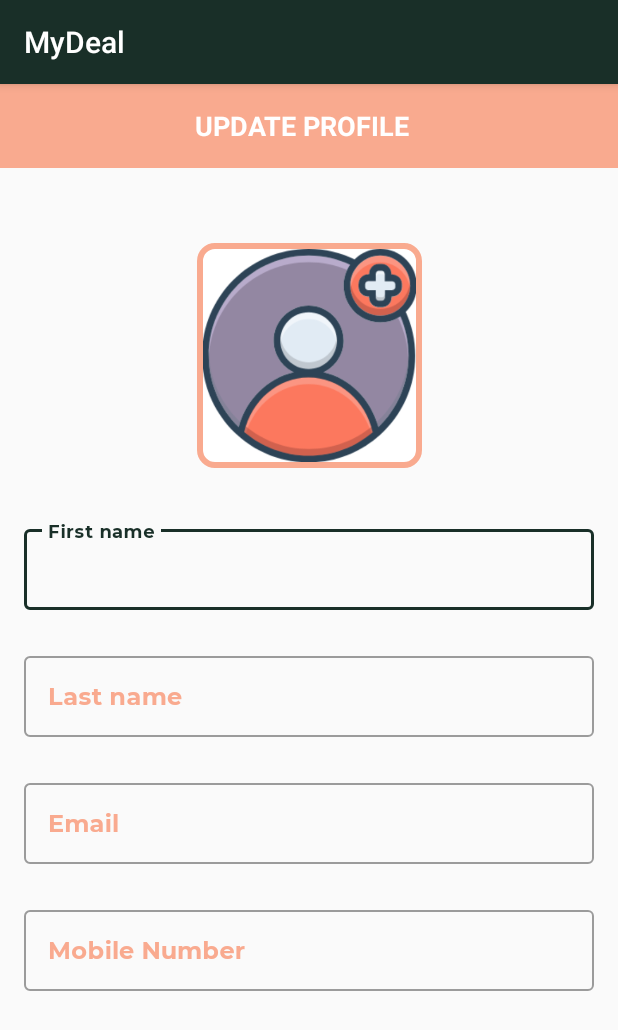
After one commit to ahmedazizou/MyDealAPP, an Android app: the UserProfileActivity screen opened directly, with no data from a screen before it, on a phone screen of 412 x 824 dp. The commit adds this screen. Shown: the top 1030 px of the screen. Run offline under Robolectric (Android 15) with nearby library versions, the phone set to English and light mode, and no system bars.

Commit message:
Make layout for profile edit

```diff
--- /dev/null
+++ b/app/src/main/java/com/example/mydeal/activities/UserProfileActivity.kt
@@ -0,0 +1,12 @@
+package com.example.mydeal.activities
+
+import androidx.appcompat.app.AppCompatActivity
+import android.os.Bundle
+import com.example.mydeal.R
+
+class UserProfileActivity : AppCompatActivity() {
+    override fun onCreate(savedInstanceState: Bundle?) {
+        super.onCreate(savedInstanceState)
+        setContentView(R.layout.activity_user_profile)
+    }
+}
--- /dev/null
+++ b/app/src/main/res/drawable/app_gradient_color_background.xml
@@ -0,0 +1,10 @@
+<?xml version="1.0" encoding="utf-8"?>
+<shape xmlns:android="http://schemas.android.com/apk/res/android"
+        android:shape="rectangle">
+
+    <gradient
+        android:angle="360"
+        android:endColor="@color/colorOrange"
+        android:startColor="@color/colorPrimarySec"
+        android:type="linear" />
+</shape>
--- a/app/src/main/res/drawable/button_background.xml
+++ b/app/src/main/res/drawable/button_background.xml
@@ -7,10 +7,9 @@
 
     <gradient
             android:angle="360"
-            android:endColor="@color/colorThemelight"
-            android:startColor="@color/colorOrange"
+            android:endColor="@color/colorOrange"
+            android:startColor="@color/colorPrimarySec"
             android:type="linear" />
 
     <corners android:radius="@dimen/button_background_radius" />
 </shape>
-        <!--END-->
--- /dev/null
+++ b/app/src/main/res/drawable/user_image_background.xml
@@ -0,0 +1,9 @@
+<?xml version="1.0" encoding="utf-8"?>
+<shape xmlns:android="http://schemas.android.com/apk/res/android"
+android:shape="rectangle">
+    <stroke
+        android:width="@dimen/user_image_background_stroke"
+        android:color="@color/colorPrimarySec"/>
+    <corners android:radius="@dimen/user_image_background_corner_radius"/>
+
+</shape>
--- /dev/null
+++ b/app/src/main/res/layout/activity_user_profile.xml
@@ -0,0 +1,174 @@
+<?xml version="1.0" encoding="utf-8"?>
+<!-- Design the layout for user profile screen.-->
+
+<androidx.constraintlayout.widget.ConstraintLayout
+        xmlns:android="http://schemas.android.com/apk/res/android"
+        xmlns:app="http://schemas.android.com/apk/res-auto"
+        xmlns:tools="http://schemas.android.com/tools"
+        android:layout_width="match_parent"
+        android:layout_height="match_parent"
+        tools:context=".activities.UserProfileActivity">
+
+    <androidx.appcompat.widget.Toolbar
+            android:id="@+id/toolbar_user_profile_activity"
+            android:layout_width="match_parent"
+            android:layout_height="?attr/actionBarSize"
+            android:background="@drawable/app_gradient_color_background"
+            app:layout_constraintEnd_toEndOf="parent"
+            app:layout_constraintStart_toStartOf="parent"
+            app:layout_constraintTop_toTopOf="parent">
+
+        <TextView
+                android:id="@+id/tv_title"
+                android:layout_width="match_parent"
+                android:layout_height="match_parent"
+                android:gravity="center"
+                android:paddingStart="@dimen/toolbar_title_paddingStart"
+                android:paddingEnd="0dp"
+                android:text="@string/title_complete_profile"
+                android:textColor="@color/colorWhite"
+                android:textSize="@dimen/toolbar_title_text_size"
+                android:textStyle="bold" />
+
+    </androidx.appcompat.widget.Toolbar>
+
+    <ScrollView
+            android:layout_width="match_parent"
+            android:layout_height="0dp"
+            android:fillViewport="true"
+            android:scrollbars="none"
+            app:layout_constraintBottom_toBottomOf="parent"
+            app:layout_constraintEnd_toEndOf="parent"
+            app:layout_constraintStart_toStartOf="parent"
+            app:layout_constraintTop_toBottomOf="@id/toolbar_user_profile_activity">
+
+        <androidx.constraintlayout.widget.ConstraintLayout
+                android:layout_width="match_parent"
+                android:layout_height="wrap_content">
+
+            <FrameLayout
+                    android:id="@+id/fl_user_image"
+                    android:layout_width="@dimen/profile_user_image_size"
+                    android:layout_height="@dimen/profile_user_image_size"
+                    android:layout_marginTop="@dimen/profile_user_image_marginTop"
+                    app:layout_constraintEnd_toEndOf="parent"
+                    app:layout_constraintStart_toStartOf="parent"
+                    app:layout_constraintTop_toTopOf="parent">
+
+                <ImageView
+                        android:id="@+id/iv_user_photo"
+                        android:layout_width="match_parent"
+                        android:layout_height="match_parent"
+                        android:layout_margin="@dimen/profile_user_photo_margin"
+                        android:background="@color/colorGrey"
+                        android:contentDescription="@string/content_description"
+                        android:scaleType="fitXY"
+                        android:src="@drawable/profile_pic" />
+
+                <View
+                        android:layout_width="match_parent"
+                        android:layout_height="match_parent"
+                        android:background="@drawable/user_image_background" />
+            </FrameLayout>
+
+            <com.google.android.material.textfield.TextInputLayout
+                    android:id="@+id/til_first_name"
+                    style="@style/Widget.MaterialComponents.TextInputLayout.OutlinedBox"
+                    android:layout_width="match_parent"
+                    android:layout_height="wrap_content"
+                    android:layout_marginStart="16dp"
+                    android:layout_marginTop="35dp"
+                    android:layout_marginEnd="16dp"
+                    android:hint="@string/hint_first_name"
+                    android:textColorHint="@color/colorPrimarySec"
+                    app:layout_constraintEnd_toEndOf="parent"
+                    app:layout_constraintStart_toStartOf="parent"
+                    app:layout_constraintTop_toBottomOf="@id/fl_user_image">
+
+                <com.example.mydeal.utils.MyDealEditText
+
+                        android:id="@+id/et_first_name"
+                        android:layout_width="match_parent"
+                        android:layout_height="wrap_content"
+                        android:inputType="text"
+                        android:padding="@dimen/et_padding"
+                        android:textColor="@color/colorPrimary"
+                        android:textSize="@dimen/et_textSize" />
+            </com.google.android.material.textfield.TextInputLayout>
+
+            <com.google.android.material.textfield.TextInputLayout
+                    android:id="@+id/til_last_name"
+                    style="@style/Widget.MaterialComponents.TextInputLayout.OutlinedBox"
+                    android:layout_width="match_parent"
+                    android:layout_height="wrap_content"
+                    android:layout_marginStart="16dp"
+                    android:layout_marginTop="25dp"
+                    android:layout_marginEnd="16dp"
+                    android:hint="@string/hint_last_name"
+                    android:textColorHint="@color/colorPrimarySec"
+                    app:layout_constraintEnd_toEndOf="parent"
+                    app:layout_constraintStart_toStartOf="parent"
+                    app:layout_constraintTop_toBottomOf="@id/til_first_name">
+
+                <com.example.mydeal.utils.MyDealEditText
+                        android:id="@+id/et_last_name"
+                        android:layout_width="match_parent"
+                        android:layout_height="wrap_content"
+                        android:inputType="text"
+                        android:padding="@dimen/et_padding"
+                        android:textColor="@color/colorPrimary"
+                        android:textSize="@dimen/et_textSize" />
+            </com.google.android.material.textfield.TextInputLayout>
+
+            <com.google.android.material.textfield.TextInputLayout
+                    android:id="@+id/til_email"
+                    style="@style/Widget.MaterialComponents.TextInputLayout.OutlinedBox"
+                    android:layout_width="match_parent"
+                    android:layout_height="wrap_content"
+                    android:layout_marginStart="16dp"
+                    android:layout_marginTop="25dp"
+                    android:layout_marginEnd="16dp"
+                    android:hint="@string/et_hint_email_id"
+                    android:textColorHint="@color/colorPrimarySec"
+                    app:layout_constraintEnd_toEndOf="parent"
+                    app:layout_constraintStart_toStartOf="parent"
+                    app:layout_constraintTop_toBottomOf="@id/til_last_name">
+
+                <com.example.mydeal.utils.MyDealEditText
+                        android:id="@+id/et_email"
+                        android:layout_width="match_parent"
+                        android:layout_height="wrap_content"
+                        android:inputType="textEmailAddress"
+                        android:padding="@dimen/et_padding"
+                        android:textColor="@color/colorPrimary"
+                        android:textSize="@dimen/et_textSize" />
+            </com.google.android.material.textfield.TextInputLayout>
+
+            <com.google.android.material.textfield.TextInputLayout
+                    android:id="@+id/til_mobile_number"
+                    style="@style/Widget.MaterialComponents.TextInputLayout.OutlinedBox"
+                    android:layout_width="match_parent"
+                    android:layout_height="wrap_content"
+                    android:layout_marginStart="16dp"
+                    android:layout_marginTop="25dp"
+                    android:layout_marginEnd="16dp"
+                    android:hint="@string/et_hint_mobile_number"
+                    android:textColorHint="@color/colorPrimarySec"
+                    app:layout_constraintEnd_toEndOf="parent"
+                    app:layout_constraintStart_toStartOf="parent"
+                    app:layout_constraintTop_toBottomOf="@id/til_email">
+
+                <com.example.mydeal.utils.MyDealEditText
+                        android:id="@+id/et_mobile_number"
+                        android:layout_width="match_parent"
+                        android:layout_height="wrap_content"
+                        android:inputType="phone"
+                        android:padding="@dimen/et_padding"
+                        android:textColor="@color/colorPrimary"
+                        android:textSize="@dimen/et_textSize" />
+            </com.google.android.material.textfield.TextInputLayout>
+
+        </androidx.constraintlayout.widget.ConstraintLayout>
+    </ScrollView>
+
+</androidx.constraintlayout.widget.ConstraintLayout>
--- a/app/src/main/res/values/colors.xml
+++ b/app/src/main/res/values/colors.xml
@@ -3,17 +3,13 @@
     <color name="colorPrimary">#192F28</color>
     <color name="colorPrimarySec">#f9aa8f</color>
     <color name="colorAccent">#192F28</color>
-
-
     <color name="colorThemelight">#192F28</color>
     <color name="colorOrange">#f9aa8f</color>
-
-
     <color name="colorBlack">#000000</color>
     <color name="colorWhite">#FFFFFF</color>
-
     <color name="colorBarError">#ED3A3A</color>
     <color name="colorBarSuccess">#1BE123</color>
+    <color name="colorGrey">#D3D1D1</color>
 
 
 </resources>
--- a/app/src/main/res/values/dimensions.xml
+++ b/app/src/main/res/values/dimensions.xml
@@ -29,5 +29,15 @@
     // forget password
     <dimen name="forgot_password_title_textSize">18sp</dimen>
     <dimen name="forgot_password_title_description_textSize">14sp</dimen>
+    //Edit profile
+    <dimen name="user_image_background_stroke">4dp</dimen>
+    <dimen name="user_image_background_corner_radius">10dp</dimen>
+    <dimen name="profile_user_image_size">150dp</dimen>
+    <dimen name="profile_user_image_marginTop">50dp</dimen>
+    <dimen name="profile_user_photo_margin">3dp</dimen>
+    <dimen name="profile_radio_button_height">40dp</dimen>
+    <dimen name="profile_radio_button_marginStartEnd">3dp</dimen>
+    <dimen name="gender_radio_button_radius">5dp</dimen>
+    <dimen name="gender_radio_button_stroke_width">1dp</dimen>
 
 </resources>
--- a/app/src/main/res/values/strings.xml
+++ b/app/src/main/res/values/strings.xml
@@ -44,8 +44,14 @@
     <string name="loading">loading</string>
     //forget password layout
     <string name="title_forgot_password">FORGOT PASSWORD?</string>
-    <string name="forgot_password_title_description">Enter your e-mail we\'ll send you a link to reset your password</string>
+    <string name="forgot_password_title_description">Enter your e-mail we\'ll send you a link to reset your password
+    </string>
     <string name="btn_lbl_submit">Submit</string>
     <string name="email_url_sent">Email sent successfully to your email.</string>
-
+    // Profile Info
+    <string name="title_complete_profile">UPDATE PROFILE</string>
+    <string name="et_hint_mobile_number">Mobile Number</string>
+    <string name="rb_lbl_male">Male</string>
+    <string name="rb_lbl_female">Female</string>
+    <string name="btn_lbl_save">Save</string>
 </resources>
```
Also changed, not shown: app/src/main/AndroidManifest.xml (+8 -4 lines), app/src/main/res/drawable-v24/profile_pic.png (added).
